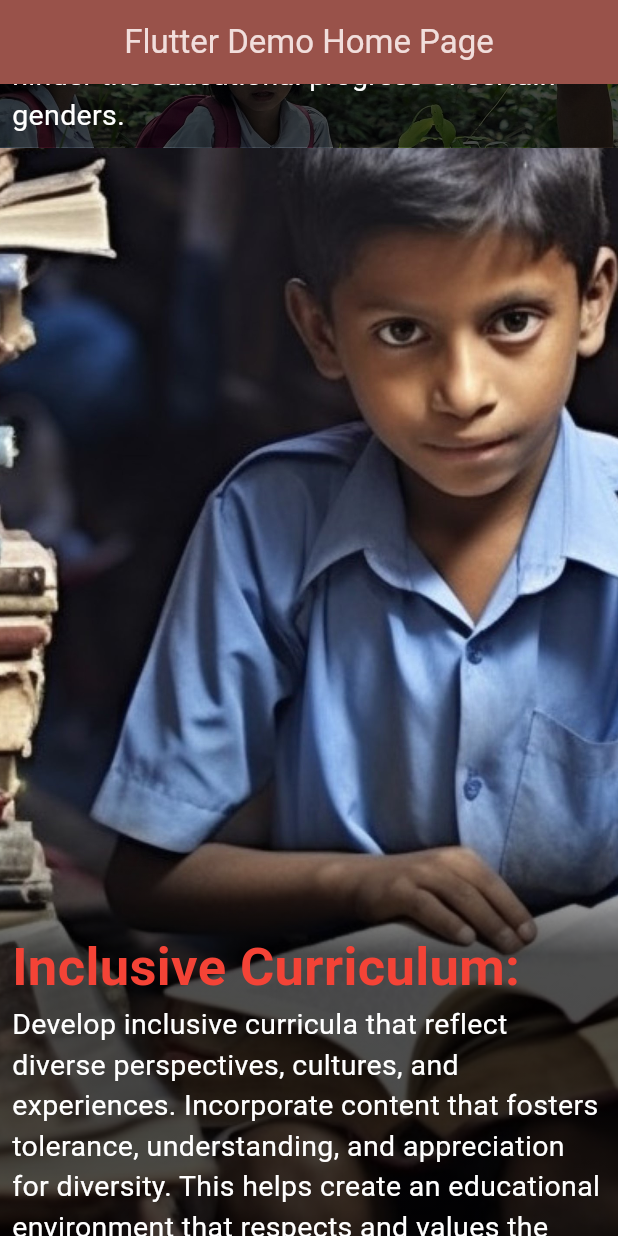
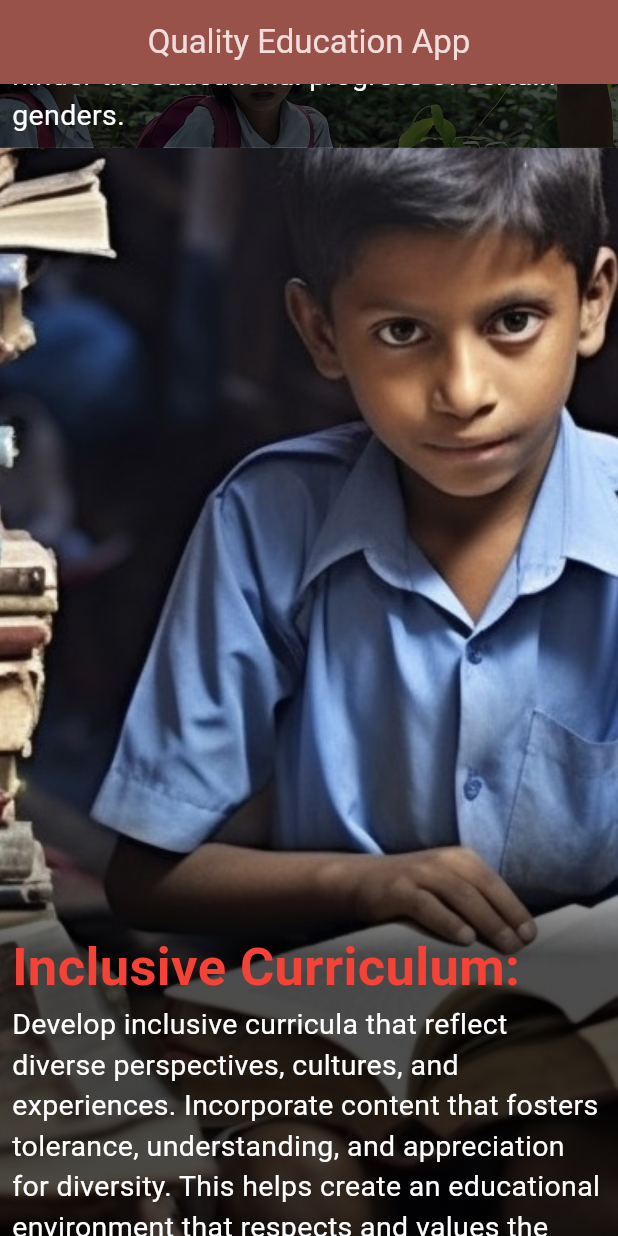
Before and after one commit to Abhigyan103/EDU_GDSC, a Flutter app: the screen it shows after launch, scrolled down 1152 dp, on a phone screen of 412 x 824 dp. Run offline on Flutter 3.47's test engine with Material 3 defaults, Android fonts, the phone set to English and light mode, and no system bars.

Commit message:
Changed App bar Title

```diff
--- a/lib/main.dart
+++ b/lib/main.dart
@@ -20,7 +20,7 @@ class MyApp extends StatelessWidget {
         // brightness: Brightness.dark,
         useMaterial3: true,
       ),
-      home: const MyHomePage(title: 'Flutter Demo Home Page'),
+      home: const MyHomePage(title: 'Quality Education App'),
     );
   }
 }
```
